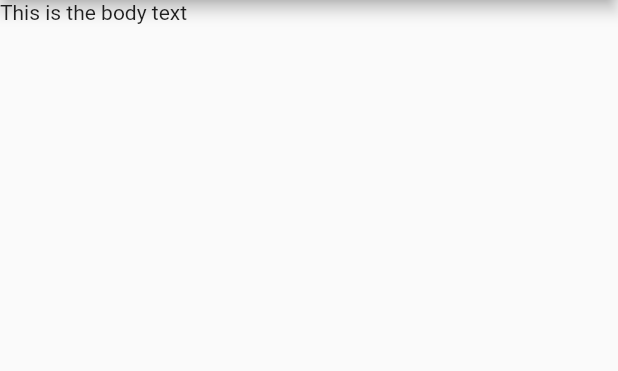
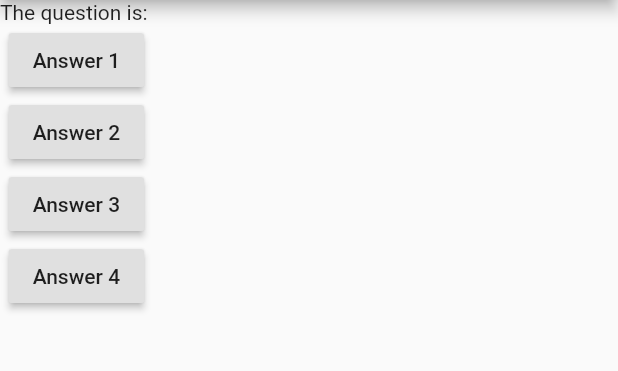
Before and after one commit to akshit-sehgal/flutter-basic-app, a Flutter app: the screen it shows after launch, on a phone screen of 412 x 824 dp, the part 84-455 px from its top. Run offline on Flutter 3.47's test engine with Material 2 defaults, Android fonts, the phone set to English and light mode, and no system bars.

Commit message:
wiring up basic buttons and Layout Widgets

```diff
--- a/lib/main.dart
+++ b/lib/main.dart
@@ -6,12 +6,40 @@ import 'package:flutter/material.dart';
 void main() => runApp(MyApp());
 
 class MyApp extends StatelessWidget {
+  void answerQuestion() {
+    print('Something');
+  }
+
   @override
   Widget build(BuildContext context) {
+    List<String> questions = [
+      'What\'s your favourite color?',
+      'What\'s your favourite animals?'
+    ];
     return MaterialApp(
         home: Scaffold(
       appBar: AppBar(title: Text('Basic App')),
-      body: Text('This is the body text'),
+      body: Column(
+        children: [
+          Text('The question is: '),
+          RaisedButton(
+            child: Text('Answer 1'),
+            onPressed: answerQuestion,
+          ),
+          RaisedButton(
+            child: Text('Answer 2'),
+            onPressed: answerQuestion,
+          ),
+          RaisedButton(
+            child: Text('Answer 3'),
+            onPressed: answerQuestion,
+          ),
+          RaisedButton(
+            child: Text('Answer 4'),
+            onPressed: answerQuestion,
+          ),
+        ],
+      ),
     ));
   }
 }
```
